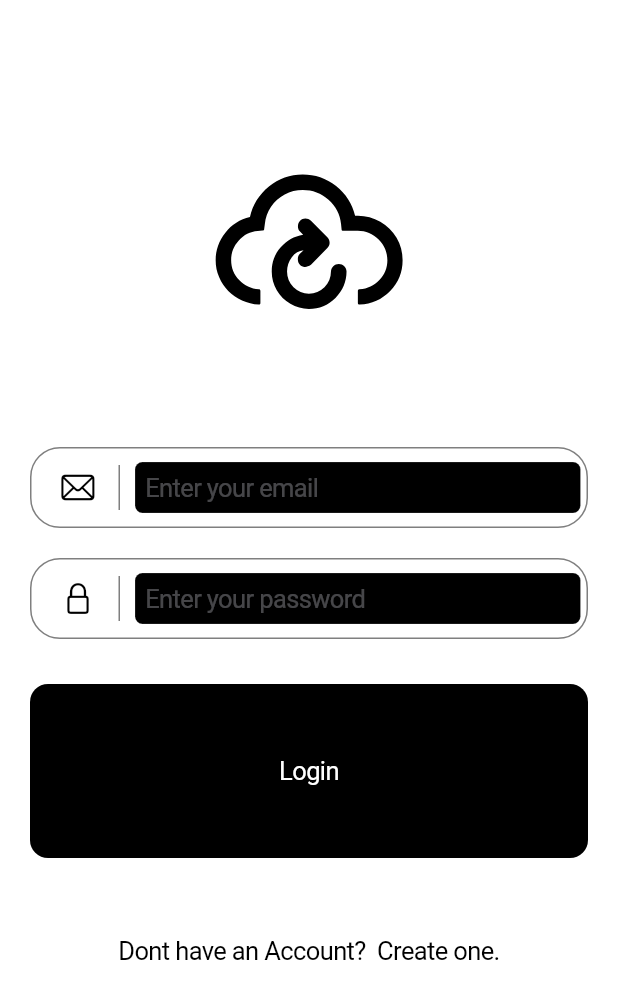
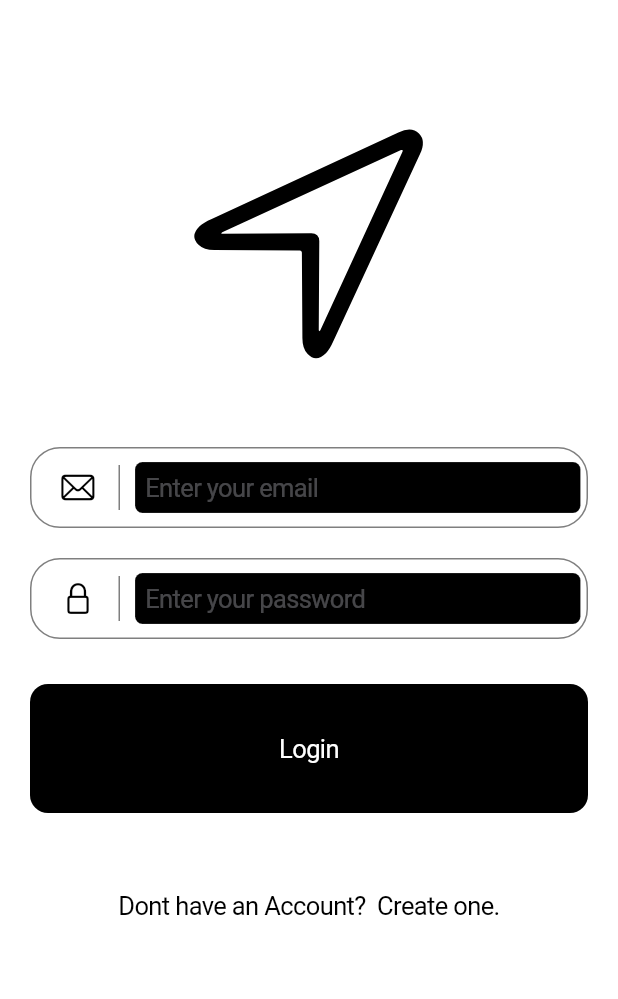
Before and after one commit to ColtonMcCasland/flutter_weather_pin, a Flutter app: the screen it shows after launch, on a phone screen of 412 x 824 dp. Shown: the top 999 px of the screen. Run offline on Flutter 3.47's test engine with Material 2 defaults, Android fonts, the phone set to English and light mode, and no system bars; our stand-ins replace charts_flutter, cloud_firestore, firebase_auth, firebase_storage, flutter_calendar_carousel, flutter_speed_dial and 9 more; missing offline and left inert: simple_moment, timeline_list; accounts and stored records are empty.

Commit message:
Ios changes
More ios changes

```diff
--- a/flutter_nav-master/lib/pages/login.dart
+++ b/flutter_nav-master/lib/pages/login.dart
@@ -75,7 +75,7 @@ class _LoginPageState extends State<LoginPage> {
             Padding(
               padding: const EdgeInsets.only(top: 72.0, bottom: 36.0),
               child: Icon(
-                WeatherIcons.cloud_refresh,
+                CupertinoIcons.location,
 
                 size: 180.0,
                 color: Colors.black,
@@ -208,7 +208,7 @@ class _LoginPageState extends State<LoginPage> {
                           Expanded(
                             child: Padding(
                               padding:
-                              const EdgeInsets.symmetric(vertical: 16.0),
+                              const EdgeInsets.symmetric(vertical: 1.0),
                               child:
 
                               CupertinoButton(
```
Also changed, not shown: flutter_nav-master/lib/pages/mapspage.dart (+36 -109 lines).
